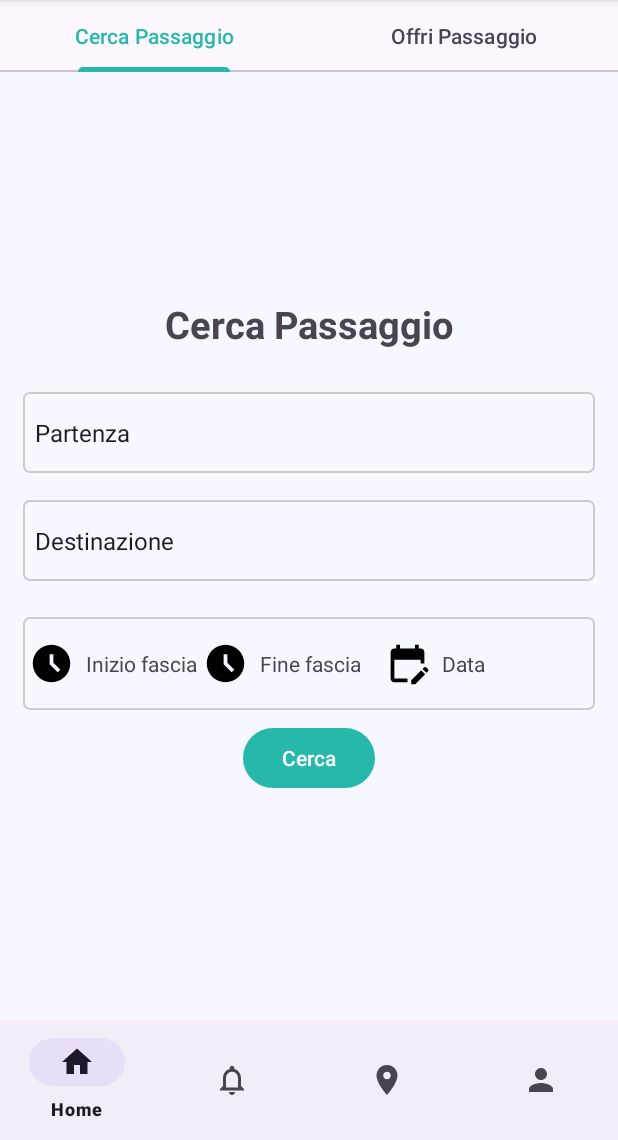
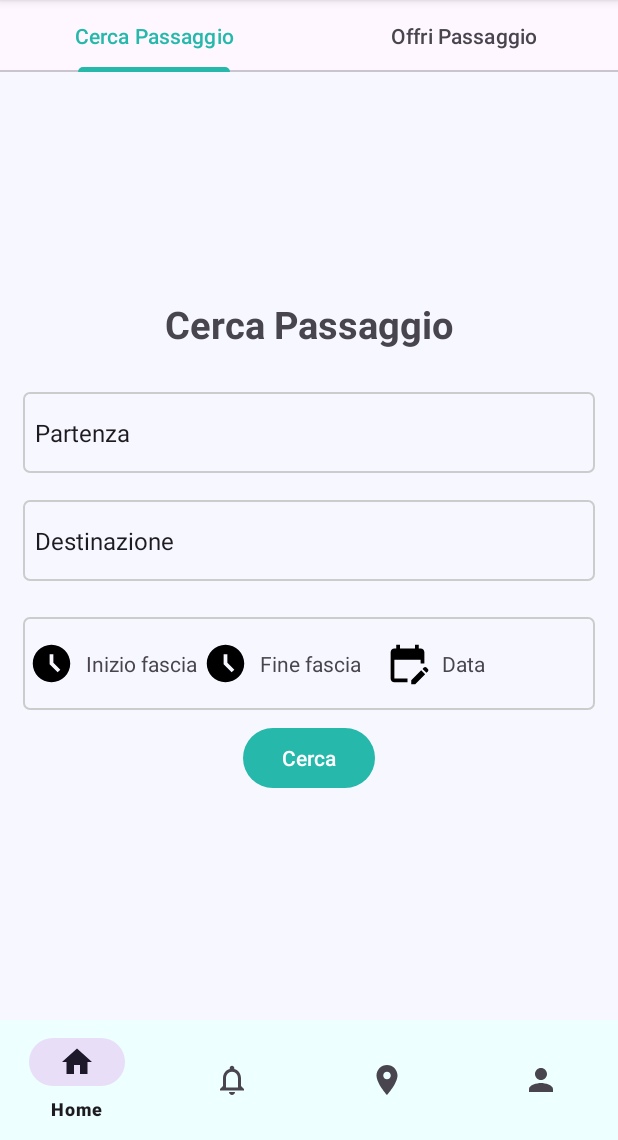
Before and after one commit to GiovanniTorrisi28/AppCarSharing, an Android app: the screen it shows after launch once a user with an empty profile is signed in (MainActivity), on a phone screen of 412 x 824 dp, the part 96-1236 px from its top. Run offline under Robolectric (Android 15) with nearby library versions, the phone set to English and light mode, and no system bars; our stand-ins replace Firebase (no records; nobody signed in at launch, a user with empty details on screens opened directly), Picasso; libraries missing offline, so code that uses them is left out: org.osmdroid.config, org.osmdroid.util, org.osmdroid.views; 2 statements that could not run were skipped.

Commit message:
cambiato il colore della bottom nav

```diff
--- a/app/src/main/res/layout/activity_main.xml
+++ b/app/src/main/res/layout/activity_main.xml
@@ -19,6 +19,7 @@
         android:id="@+id/bottom_navigation"
         android:layout_alignParentBottom="true"
         app:menu="@menu/bottom_nav_menu"
+        android:background="#eff"
         />
 
 
```
